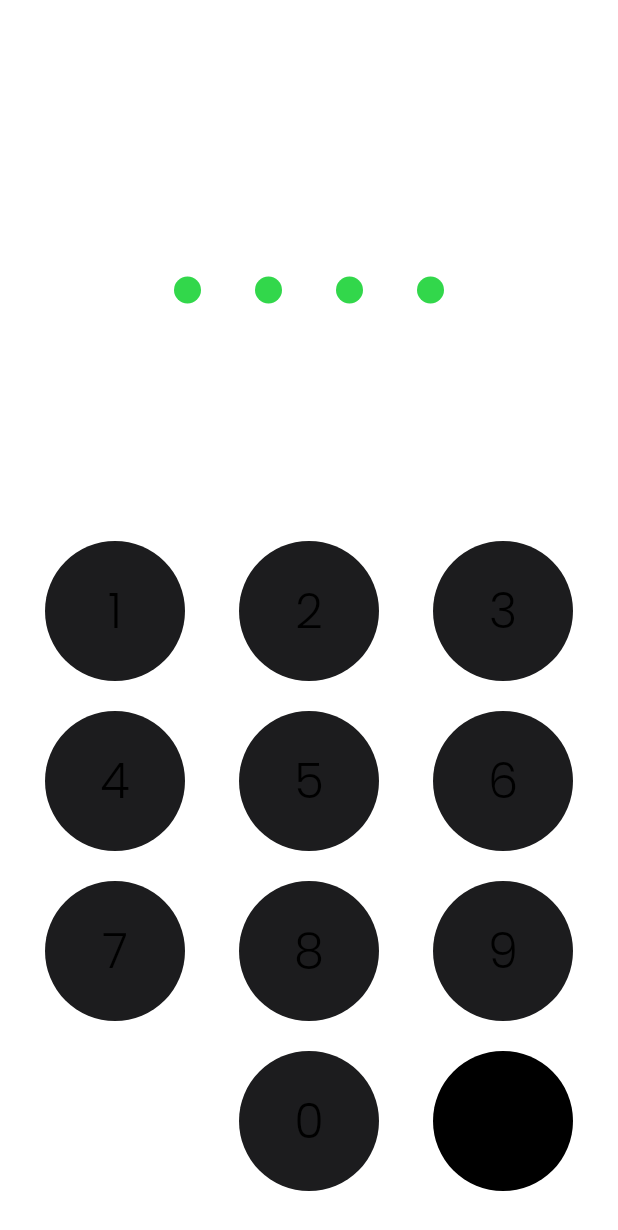
After one commit to Abdusamad98/banking_app, a Flutter app: the UpdatePinScreen screen opened directly, on a phone screen of 412 x 824 dp. The commit adds this screen. Shown: the top 1230 px of the screen. Run offline on Flutter 3.47's test engine with Material 2 defaults, Android fonts, the phone set to English and light mode, and no system bars; drawn by our look-alikes of pinput; our stand-ins replace easy_localization, flutter_svg, fluttertoast, lottie, shared_preferences, sqflite; accounts and stored records are empty; network calls fail.

Commit message:
new changes

```diff
--- /dev/null
+++ b/lib/view/set_pin/update_pin_screen.dart
@@ -0,0 +1,153 @@
+import 'package:banking_app/data/local_data/storage.dart';
+import 'package:banking_app/utils/colors.dart';
+import 'package:banking_app/utils/styles.dart';
+import 'package:banking_app/view/set_pin/widgets/custom_keyboard_button.dart';
+import 'package:flutter/material.dart';
+import 'package:pinput/pinput.dart';
+
+class UpdatePinScreen extends StatefulWidget {
+  const UpdatePinScreen({Key? key}) : super(key: key);
+
+  @override
+  State<UpdatePinScreen> createState() => _UpdatePinScreenState();
+}
+
+class _UpdatePinScreenState extends State<UpdatePinScreen> {
+  final _pinPutController = TextEditingController();
+  final _pinPutFocusNode = FocusNode();
+  String savedPinCode = "";
+
+  @override
+  void initState() {
+    savedPinCode = StorageRepository.getString("pin_code");
+    print("SAVED PIN CODE:$savedPinCode");
+    super.initState();
+  }
+
+  @override
+  Widget build(BuildContext context) {
+    final defaultPinTheme = PinTheme(
+      width: 42,
+      height: 42,
+      textStyle: TextStyle(
+          fontSize: 36, color: Theme.of(context).textTheme.headline1?.color),
+    );
+    return Scaffold(
+      backgroundColor: Theme.of(context).scaffoldBackgroundColor,
+      appBar: AppBar(),
+      body: Column(
+        crossAxisAlignment: CrossAxisAlignment.start,
+        children: [
+          Expanded(
+            child: Center(
+              child: SizedBox(
+                width: double.infinity,
+                height: 42,
+                child: Center(
+                  child: SizedBox(
+                    width: MediaQuery.of(context).size.width * 0.5,
+                    child: Pinput(
+                      useNativeKeyboard: false,
+                      showCursor: false,
+                      length: 4,
+                      defaultPinTheme: defaultPinTheme,
+                      mainAxisAlignment: MainAxisAlignment.spaceAround,
+                      onCompleted: (value) {
+                        print(value);
+                      },
+                      focusNode: _pinPutFocusNode,
+                      controller: _pinPutController,
+                      preFilledWidget: Container(
+                          margin: const EdgeInsets.all(12),
+                          decoration: BoxDecoration(
+                            borderRadius: BorderRadius.circular(50),
+                            color: MyColors.green,
+                          )),
+                      followingPinTheme: defaultPinTheme,
+                      pinAnimationType: PinAnimationType.scale,
+                    ),
+                  ),
+                ),
+              ),
+            ),
+          ),
+          Container(
+            width: double.infinity,
+            padding: const EdgeInsets.all(30),
+            color: Colors.transparent,
+            child: GridView.count(
+              crossAxisCount: 3,
+              shrinkWrap: true,
+              childAspectRatio: 1,
+              crossAxisSpacing: 36,
+              mainAxisSpacing: 20,
+              physics: const NeverScrollableScrollPhysics(),
+              children: [
+                ...[1, 2, 3, 4, 5, 6, 7, 8, 9].map((e) {
+                  return CustomKeyboardItem(
+                    onTap: () {
+                      if (_pinPutController.text.length < 4) {
+                        _pinPutController.text = '${_pinPutController.text}$e';
+                      }
+                      if (_pinPutController.text.length == 4) {
+                        checkPinLogic(pinCode: _pinPutController.text);
+                      }
+                    },
+                    text: e.toString(),
+                  );
+                }),
+                Text(
+                  " ",
+                  style: MyTextStyle.regular14.copyWith(fontSize: 36),
+                ),
+                CustomKeyboardItem(
+                  onTap: () {
+                    if (_pinPutController.text.length < 4) {
+                      _pinPutController.text = '${_pinPutController.text}0';
+                    }
+                    if (_pinPutController.text.length == 4) {
+                      checkPinLogic(pinCode: _pinPutController.text);
+                    }
+                  },
+                  text: "0",
+                ),
+                TextButton(
+                  onPressed: () {
+                    if (_pinPutController.text.isNotEmpty) {
+                      _pinPutController.text = _pinPutController.text
+                          .substring(0, _pinPutController.text.length - 1);
+                    }
+                  },
+                  style: TextButton.styleFrom(
+                      backgroundColor: MyColors.basicBlack,
+                      shape: RoundedRectangleBorder(
+                          borderRadius: BorderRadius.circular(100))),
+                  child: Row(
+                    mainAxisAlignment: MainAxisAlignment.center,
+                    children: [
+                      Icon(
+                        Icons.backspace_outlined,
+                        size: 32,
+                        color: Theme.of(context).textTheme.headline1?.color,
+                      )
+                    ],
+                  ),
+                ),
+              ],
+            ),
+          ),
+        ],
+      ),
+    );
+  }
+
+  void checkPinLogic({required String pinCode}) {
+    // if (savedPinCode.isEmpty) {
+    //   Navigator.popAndPushNamed(context, confirmPinRoute, arguments: pinCode);
+    // } else if (pinCode == savedPinCode) {
+    //   Navigator.popAndPushNamed(context, tabsRoute);
+    // } else {
+    //   UtilityFunctions.getMyToast(message: "Pin code xato");
+    // }
+  }
+}
--- /dev/null
+++ b/lib/view/set_pin/widgets/custom_keyboard_button.dart
@@ -0,0 +1,29 @@
+import 'package:banking_app/utils/colors.dart';
+import 'package:banking_app/utils/styles.dart';
+import 'package:flutter/material.dart';
+
+class CustomKeyboardItem extends StatelessWidget {
+  const CustomKeyboardItem({
+    Key? key,
+    required this.text,
+    required this.onTap,
+  }) : super(key: key);
+  final String text;
+  final VoidCallback onTap;
+
+  @override
+  Widget build(BuildContext context) {
+    return TextButton(
+      onPressed: onTap,
+      child: Text(
+        text,
+        style: MyTextStyle.light32
+            .copyWith(color: Theme.of(context).textTheme.headline1?.color),
+      ),
+      style: TextButton.styleFrom(
+          backgroundColor: MyColors.gray6,
+          shape:
+              RoundedRectangleBorder(borderRadius: BorderRadius.circular(100))),
+    );
+  }
+}
--- a/lib/view/tabs/home/home_page.dart
+++ b/lib/view/tabs/home/home_page.dart
@@ -8,7 +8,6 @@ import 'package:banking_app/widgets/rectangle_row.dart';
 import 'package:flutter/material.dart';
 import 'package:flutter_svg/flutter_svg.dart';
 import 'package:provider/provider.dart';
-
 
 class MyHomePage extends StatefulWidget {
   const MyHomePage({Key? key}) : super(key: key);
--- a/pubspec.yaml
+++ b/pubspec.yaml
@@ -24,6 +24,7 @@ dependencies:
   easy_localization: ^3.0.1
   adaptive_theme: ^3.1.1
   provider: ^6.0.3
+  pinput: ^2.2.12
 
 dev_dependencies:
   flutter_test:
```
Also changed, not shown: lib/data/repositories/transactions_repository.dart (added), pubspec.lock.
